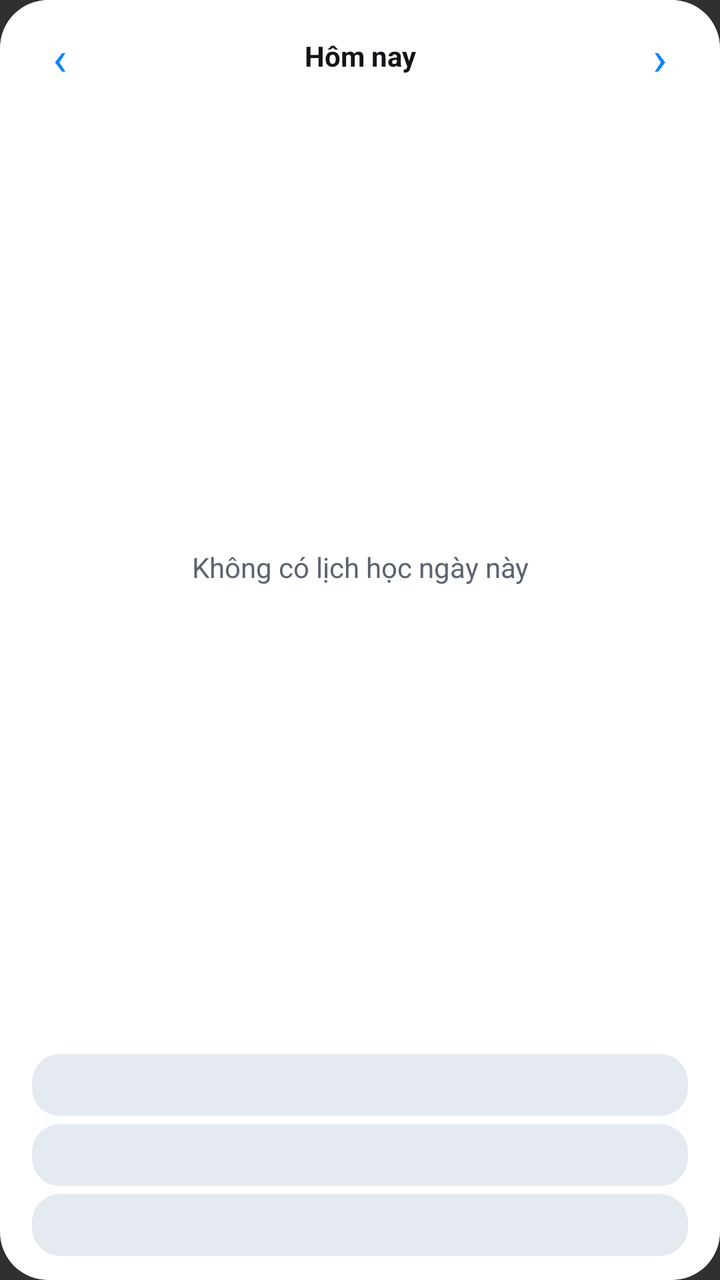
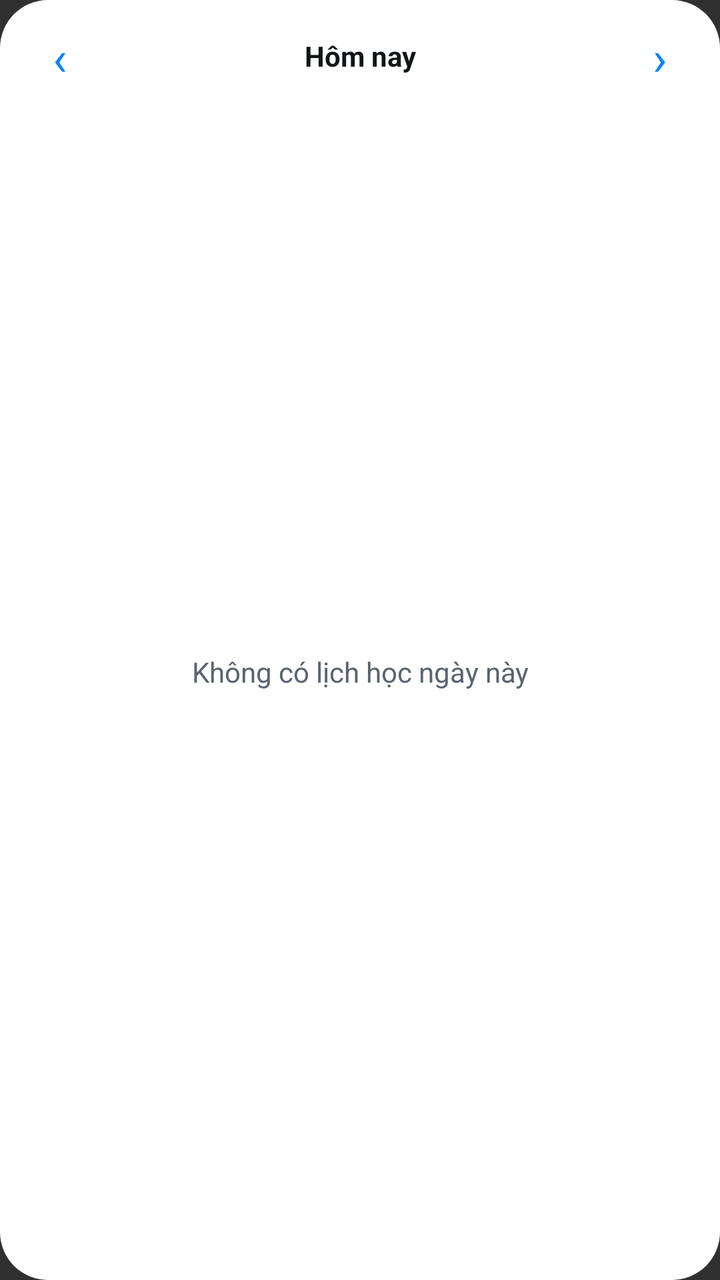

An Android layout rendered at two revisions. The XML below is the earlier revision; the diff shows what the commit changed to produce the second picture.
<!-- AndroidManifest.xml: application theme Theme.Tkb -->
<!-- res/layout/widget_timetable.xml -->
<?xml version="1.0" encoding="utf-8"?>
<LinearLayout xmlns:android="http://schemas.android.com/apk/res/android"
    android:id="@+id/widget_root"
    android:layout_width="match_parent"
    android:layout_height="match_parent"
    android:background="@drawable/widget_background"
    android:orientation="vertical"
    android:paddingHorizontal="16dp"
    android:paddingVertical="12dp">

    <LinearLayout
        android:layout_width="match_parent"
        android:layout_height="wrap_content"
        android:gravity="center_vertical"
        android:orientation="horizontal">

        <TextView
            android:id="@+id/widget_previous_day"
            android:layout_width="28dp"
            android:layout_height="32dp"
            android:clickable="true"
            android:focusable="true"
            android:gravity="center"
            android:text="‹"
            android:textColor="@color/widget_primary"
            android:textSize="24sp" />

        <TextView
            android:id="@+id/widget_title"
            android:layout_width="0dp"
            android:layout_height="wrap_content"
            android:layout_weight="1"
            android:text="@string/widget_today"
            android:textColor="@color/widget_on_surface"
            android:clickable="true"
            android:focusable="true"
            android:gravity="center"
            android:textSize="14sp"
            android:textStyle="bold" />

        <TextView
            android:id="@+id/widget_next_day"
            android:layout_width="28dp"
            android:layout_height="32dp"
            android:clickable="true"
            android:focusable="true"
            android:gravity="center"
            android:text="›"
            android:textColor="@color/widget_primary"
            android:textSize="24sp" />

    </LinearLayout>

    <TextView
        android:id="@+id/widget_empty"
        android:layout_width="match_parent"
        android:layout_height="0dp"
        android:layout_weight="1"
        android:gravity="center"
        android:text="@string/widget_no_lessons"
        android:textAlignment="center"
        android:textColor="@color/widget_on_surface_variant"
        android:textSize="14sp" />

    <include
        android:id="@+id/lesson_1"
        layout="@layout/widget_lesson_row" />

    <include
        android:id="@+id/lesson_2"
        layout="@layout/widget_lesson_row_2" />

    <include
        android:id="@+id/lesson_3"
        layout="@layout/widget_lesson_row_3" />

</LinearLayout>
<!-- res/layout/widget_lesson_row.xml (included above) -->
<?xml version="1.0" encoding="utf-8"?>
<LinearLayout xmlns:android="http://schemas.android.com/apk/res/android"
    android:layout_width="match_parent"
    android:layout_height="wrap_content"
    android:layout_marginTop="4dp"
    android:background="@drawable/widget_lesson_background"
    android:gravity="center_vertical"
    android:orientation="horizontal"
    android:paddingHorizontal="12dp"
    android:paddingVertical="6dp">

    <TextView
        android:id="@+id/lesson_1_detail"
        android:layout_width="82dp"
        android:layout_height="wrap_content"
        android:ellipsize="end"
        android:maxLines="1"
        android:textColor="@color/widget_primary"
        android:textSize="12sp"
        android:textStyle="bold" />

    <TextView
        android:id="@+id/lesson_1_title"
        android:layout_width="0dp"
        android:layout_height="wrap_content"
        android:layout_marginStart="8dp"
        android:layout_weight="1"
        android:ellipsize="end"
        android:maxLines="2"
        android:textColor="@color/widget_on_surface"
        android:textSize="14sp"
        android:textStyle="bold" />
</LinearLayout>
<!-- res/layout/widget_lesson_row_2.xml (included above) -->
<?xml version="1.0" encoding="utf-8"?>
<LinearLayout xmlns:android="http://schemas.android.com/apk/res/android"
    android:layout_width="match_parent"
    android:layout_height="wrap_content"
    android:layout_marginTop="4dp"
    android:background="@drawable/widget_lesson_background"
    android:gravity="center_vertical"
    android:orientation="horizontal"
    android:paddingHorizontal="12dp"
    android:paddingVertical="6dp">

    <TextView
        android:id="@+id/lesson_2_detail"
        android:layout_width="82dp"
        android:layout_height="wrap_content"
        android:ellipsize="end"
        android:maxLines="1"
        android:textColor="@color/widget_primary"
        android:textSize="12sp"
        android:textStyle="bold" />

    <TextView
        android:id="@+id/lesson_2_title"
        android:layout_width="0dp"
        android:layout_height="wrap_content"
        android:layout_marginStart="8dp"
        android:layout_weight="1"
        android:ellipsize="end"
        android:maxLines="2"
        android:textColor="@color/widget_on_surface"
        android:textSize="14sp"
        android:textStyle="bold" />
</LinearLayout>
<!-- res/layout/widget_lesson_row_3.xml (included above) -->
<?xml version="1.0" encoding="utf-8"?>
<LinearLayout xmlns:android="http://schemas.android.com/apk/res/android"
    android:layout_width="match_parent"
    android:layout_height="wrap_content"
    android:layout_marginTop="4dp"
    android:background="@drawable/widget_lesson_background"
    android:gravity="center_vertical"
    android:orientation="horizontal"
    android:paddingHorizontal="12dp"
    android:paddingVertical="6dp">

    <TextView
        android:id="@+id/lesson_3_detail"
        android:layout_width="82dp"
        android:layout_height="wrap_content"
        android:ellipsize="end"
        android:maxLines="1"
        android:textColor="@color/widget_primary"
        android:textSize="12sp"
        android:textStyle="bold" />

    <TextView
        android:id="@+id/lesson_3_title"
        android:layout_width="0dp"
        android:layout_height="wrap_content"
        android:layout_marginStart="8dp"
        android:layout_weight="1"
        android:ellipsize="end"
        android:maxLines="2"
        android:textColor="@color/widget_on_surface"
        android:textSize="14sp"
        android:textStyle="bold" />
</LinearLayout>
<!-- resources referenced by this layout -->
<resources>
  <color name="widget_on_surface">#111418</color>
  <color name="widget_on_surface_variant">#5B6470</color>
  <color name="widget_primary">#0A84FF</color>
  <!-- drawable widget_background (drawable) -->
  <?xml version="1.0" encoding="utf-8"?>
  <shape xmlns:android="http://schemas.android.com/apk/res/android" android:shape="rectangle">
      <corners android:radius="24dp" />
      <solid android:color="@color/widget_surface" />
  </shape>
  <!-- drawable widget_lesson_background (drawable) -->
  <?xml version="1.0" encoding="utf-8"?>
  <shape xmlns:android="http://schemas.android.com/apk/res/android" android:shape="rectangle">
      <corners android:radius="14dp" />
      <solid android:color="@color/widget_surface_variant" />
  </shape>
  <string name="widget_no_lessons">Không có lịch học ngày này</string>
  <string name="widget_today">Hôm nay</string>
  <style name="Theme.Tkb" parent="android:Theme.Material.NoActionBar">
          <item name="android:windowLightStatusBar">true</item>
      </style>
  <color name="widget_surface">#FFFFFF</color>
  <color name="widget_surface_variant">#E5E9F0</color>
</resources>

<!-- the commit's change to res/layout/widget_timetable.xml (unified diff, before → after) -->
@@ -51,129 +51,29 @@
 
     </LinearLayout>
 
-    <TextView
-        android:id="@+id/widget_empty"
+    <LinearLayout
         android:layout_width="match_parent"
         android:layout_height="0dp"
         android:layout_weight="1"
-        android:gravity="center"
-        android:text="@string/widget_no_lessons"
-        android:textAlignment="center"
-        android:textColor="@color/widget_on_surface_variant"
-        android:textSize="14sp" />
+        android:gravity="center_vertical"
+        android:orientation="vertical">
 
-    <include
-        android:id="@+id/lesson_1"
-        layout="@layout/widget_lesson_row" />
+        <TextView
+            android:id="@+id/widget_empty"
+            android:layout_width="match_parent"
+            android:layout_height="wrap_content"
+            android:gravity="center"
+            android:text="@string/widget_no_lessons"
+            android:textAlignment="center"
+            android:textColor="@color/widget_on_surface_variant"
+            android:textSize="14sp" />
 
-    <include
-        android:id="@+id/lesson_2"
-        layout="@layout/widget_lesson_row_2" />
-
-    <include
-        android:id="@+id/lesson_3"
-        layout="@layout/widget_lesson_row_3" />
+        <LinearLayout
+            android:id="@+id/widget_lessons_container"
+            android:layout_width="match_parent"
+            android:layout_height="wrap_content"
+            android:gravity="center_vertical"
+            android:orientation="vertical" />
+    </LinearLayout>
 
 </LinearLayout>
-<!-- res/layout/widget_lesson_row.xml (included above) -->
-<?xml version="1.0" encoding="utf-8"?>
-<LinearLayout xmlns:android="http://schemas.android.com/apk/res/android"
-    android:layout_width="match_parent"
-    android:layout_height="wrap_content"
-    android:layout_marginTop="4dp"
-    android:background="@drawable/widget_lesson_background"
-    android:gravity="center_vertical"
-    android:orientation="horizontal"
-    android:paddingHorizontal="12dp"
-    android:paddingVertical="6dp">
-
-    <TextView
-        android:id="@+id/lesson_1_detail"
-        android:layout_width="82dp"
-        android:layout_height="wrap_content"
-        android:ellipsize="end"
-        android:maxLines="1"
-        android:textColor="@color/widget_primary"
-        android:textSize="12sp"
-        android:textStyle="bold" />
-
-    <TextView
-        android:id="@+id/lesson_1_title"
-        android:layout_width="0dp"
-        android:layout_height="wrap_content"
-        android:layout_marginStart="8dp"
-        android:layout_weight="1"
-        android:ellipsize="end"
-        android:maxLines="2"
-        android:textColor="@color/widget_on_surface"
-        android:textSize="14sp"
-        android:textStyle="bold" />
-</LinearLayout>
-<!-- res/layout/widget_lesson_row_2.xml (included above) -->
-<?xml version="1.0" encoding="utf-8"?>
-<LinearLayout xmlns:android="http://schemas.android.com/apk/res/android"
-    android:layout_width="match_parent"
-    android:layout_height="wrap_content"
-    android:layout_marginTop="4dp"
-    android:background="@drawable/widget_lesson_background"
-    android:gravity="center_vertical"
-    android:orientation="horizontal"
-    android:paddingHorizontal="12dp"
-    android:paddingVertical="6dp">
-
-    <TextView
-        android:id="@+id/lesson_2_detail"
-        android:layout_width="82dp"
-        android:layout_height="wrap_content"
-        android:ellipsize="end"
-        android:maxLines="1"
-        android:textColor="@color/widget_primary"
-        android:textSize="12sp"
-        android:textStyle="bold" />
-
-    <TextView
-        android:id="@+id/lesson_2_title"
-        android:layout_width="0dp"
-        android:layout_height="wrap_content"
-        android:layout_marginStart="8dp"
-        android:layout_weight="1"
-        android:ellipsize="end"
-        android:maxLines="2"
-        android:textColor="@color/widget_on_surface"
-        android:textSize="14sp"
-        android:textStyle="bold" />
-</LinearLayout>
-<!-- res/layout/widget_lesson_row_3.xml (included above) -->
-<?xml version="1.0" encoding="utf-8"?>
-<LinearLayout xmlns:android="http://schemas.android.com/apk/res/android"
-    android:layout_width="match_parent"
-    android:layout_height="wrap_content"
-    android:layout_marginTop="4dp"
-    android:background="@drawable/widget_lesson_background"
-    android:gravity="center_vertical"
-    android:orientation="horizontal"
-    android:paddingHorizontal="12dp"
-    android:paddingVertical="6dp">
-
-    <TextView
-        android:id="@+id/lesson_3_detail"
-        android:layout_width="82dp"
-        android:layout_height="wrap_content"
-        android:ellipsize="end"
-        android:maxLines="1"
-        android:textColor="@color/widget_primary"
-        android:textSize="12sp"
-        android:textStyle="bold" />
-
-    <TextView
-        android:id="@+id/lesson_3_title"
-        android:layout_width="0dp"
-        android:layout_height="wrap_content"
-        android:layout_marginStart="8dp"
-        android:layout_weight="1"
-        android:ellipsize="end"
-        android:maxLines="2"
-        android:textColor="@color/widget_on_surface"
-        android:textSize="14sp"
-        android:textStyle="bold" />
-</LinearLayout>
<!-- resource entries referenced after the edit -->
@@ -9,18 +9,11 @@
       <corners android:radius="24dp" />
       <solid android:color="@color/widget_surface" />
   </shape>
-  <!-- drawable widget_lesson_background (drawable) -->
-  <?xml version="1.0" encoding="utf-8"?>
-  <shape xmlns:android="http://schemas.android.com/apk/res/android" android:shape="rectangle">
-      <corners android:radius="14dp" />
-      <solid android:color="@color/widget_surface_variant" />
-  </shape>
   <string name="widget_no_lessons">Không có lịch học ngày này</string>
   <string name="widget_today">Hôm nay</string>
   <style name="Theme.Tkb" parent="android:Theme.Material.NoActionBar">
           <item name="android:windowLightStatusBar">true</item>
       </style>
   <color name="widget_surface">#FFFFFF</color>
-  <color name="widget_surface_variant">#E5E9F0</color>
 </resources>
 
